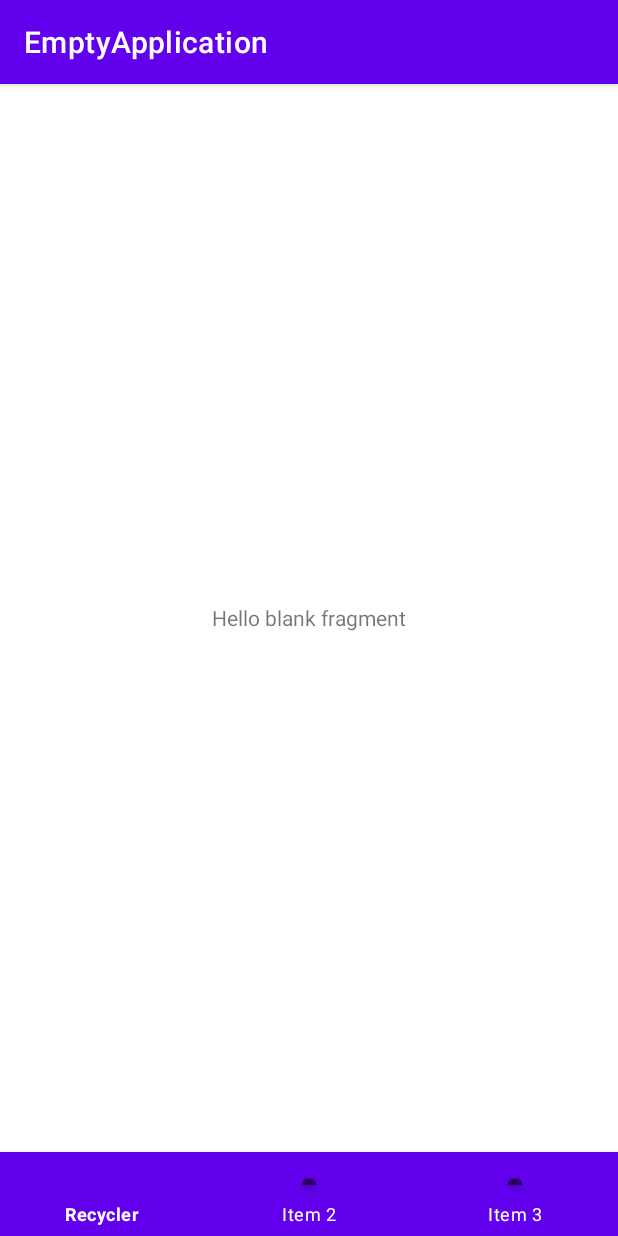
After one commit to alvarodaniel294/AndroidTraining, an Android app: the fragment SecondFragment placed in its activity, on a phone screen of 412 x 824 dp. The commit adds this screen. Run offline under Robolectric (Android 15) with nearby library versions, the phone set to English and light mode, and no system bars.

Commit message:
adding navigation

```diff
--- a/EmptyApplication/app/src/main/java/com/bootcamp/emptyapplication/MainActivity.kt
+++ b/EmptyApplication/app/src/main/java/com/bootcamp/emptyapplication/MainActivity.kt
@@ -3,13 +3,17 @@ package com.bootcamp.emptyapplication
 import androidx.appcompat.app.AppCompatActivity
 import android.os.Bundle
 import android.widget.Toast
+import androidx.fragment.app.Fragment
 import androidx.recyclerview.widget.LinearLayoutManager
 import com.bootcamp.emptyapplication.Adapter.TeamAdapter
 import com.bootcamp.emptyapplication.Interfaces.TeamListener
 import com.bootcamp.emptyapplication.Models.Team
 import com.bootcamp.emptyapplication.databinding.ActivityMainBinding
+import com.bootcamp.emptyapplication.fragments.RecycleFragment
+import com.bootcamp.emptyapplication.fragments.SecondFragment
+import com.bootcamp.emptyapplication.fragments.ThirdFragment
 
-class MainActivity : AppCompatActivity(), TeamListener {
+class MainActivity : AppCompatActivity() {
     lateinit var binding: ActivityMainBinding
 
     override fun onCreate(savedInstanceState: Bundle?) {
@@ -17,25 +21,23 @@ class MainActivity : AppCompatActivity(), TeamListener {
         binding = ActivityMainBinding.inflate(layoutInflater)
         setContentView(binding.root)
 
+        var recycleFragment = RecycleFragment()
+        var secondFragment = SecondFragment()
+        var thirdFragment = ThirdFragment()
 
-        val listofTeams = Team.listofTeams()
-        val recycler = binding.recycler
-        val adapter = TeamAdapter(listofTeams,this)
-        val layoutManager = LinearLayoutManager(this)
-
-        recycler.layoutManager = layoutManager
-        recycler.adapter = adapter
-
-        binding.swipeRefreshLayout.setOnRefreshListener {
-            Toast.makeText(this, "refreshing", Toast.LENGTH_SHORT).show()
+        binding.bottomNavigation.setOnNavigationItemSelectedListener {
+            when (it.itemId ) {
+                R.id.recyclerItem -> showFragment(recycleFragment)
+                R.id.secondItem -> showFragment(secondFragment)
+                R.id.thirdItem -> showFragment(thirdFragment)
+            }
+            true
         }
     }
 
-    override fun onDeleteTeamTap(team: Team) {
-
-    }
-
-    override fun onViewTeamDetailTap() {
-
-    }
+    private fun showFragment(fragment: Fragment) =
+        supportFragmentManager.beginTransaction().apply {
+            replace(R.id.frameLayoutWrapper,fragment)
+            commit()
+        }
 }
--- /dev/null
+++ b/EmptyApplication/app/src/main/java/com/bootcamp/emptyapplication/fragments/SecondFragment.kt
@@ -0,0 +1,24 @@
+package com.bootcamp.emptyapplication.fragments
+
+import android.os.Bundle
+import androidx.fragment.app.Fragment
+import android.view.LayoutInflater
+import android.view.View
+import android.view.ViewGroup
+import com.bootcamp.emptyapplication.R
+
+/**
+ * A simple [Fragment] subclass.
+ * Use the [SecondFragment.newInstance] factory method to
+ * create an instance of this fragment.
+ */
+class SecondFragment : Fragment() {
+
+    override fun onCreateView(
+        inflater: LayoutInflater, container: ViewGroup?,
+        savedInstanceState: Bundle?
+    ): View? {
+        // Inflate the layout for this fragment
+        return inflater.inflate(R.layout.fragment_second, container, false)
+    }
+}
--- /dev/null
+++ b/EmptyApplication/app/src/main/java/com/bootcamp/emptyapplication/fragments/ThirdFragment.kt
@@ -0,0 +1,26 @@
+package com.bootcamp.emptyapplication.fragments
+
+import android.os.Bundle
+import androidx.fragment.app.Fragment
+import android.view.LayoutInflater
+import android.view.View
+import android.view.ViewGroup
+import com.bootcamp.emptyapplication.R
+
+
+/**
+ * A simple [Fragment] subclass.
+ * Use the [ThirdFragment.newInstance] factory method to
+ * create an instance of this fragment.
+ */
+class ThirdFragment : Fragment() {
+
+    override fun onCreateView(
+        inflater: LayoutInflater, container: ViewGroup?,
+        savedInstanceState: Bundle?
+    ): View? {
+        // Inflate the layout for this fragment
+        return inflater.inflate(R.layout.fragment_third, container, false)
+    }
+
+}
--- a/EmptyApplication/app/src/main/res/layout/activity_main.xml
+++ b/EmptyApplication/app/src/main/res/layout/activity_main.xml
@@ -5,26 +5,19 @@
     android:layout_width="match_parent"
     android:layout_height="match_parent"
     tools:context=".MainActivity">
-    <androidx.swiperefreshlayout.widget.SwipeRefreshLayout
-        android:id="@+id/swipeRefreshLayout"
+    <FrameLayout
+        android:id="@+id/frameLayoutWrapper"
         android:layout_width="match_parent"
-        android:layout_height="match_parent" >
-        <androidx.recyclerview.widget.RecyclerView
-            android:id="@+id/recycler"
-            android:layout_width="match_parent"
-            android:layout_height="match_parent">
-
-        </androidx.recyclerview.widget.RecyclerView>
-    </androidx.swiperefreshlayout.widget.SwipeRefreshLayout>
-
+        android:layout_height="match_parent"
+        android:layout_above="@+id/bottomNavigation">
+    </FrameLayout>
     <com.google.android.material.bottomnavigation.BottomNavigationView
-
+        android:id="@+id/bottomNavigation"
         android:layout_width="match_parent"
         android:layout_height="wrap_content"
         android:layout_alignParentBottom="true"
         app:itemBackground="@color/design_default_color_primary"
         app:itemTextColor="#fff"
-
         app:menu="@menu/nav_menu"
         ></com.google.android.material.bottomnavigation.BottomNavigationView>
 </RelativeLayout>
--- /dev/null
+++ b/EmptyApplication/app/src/main/res/layout/fragment_second.xml
@@ -0,0 +1,20 @@
+<?xml version="1.0" encoding="utf-8"?>
+<FrameLayout xmlns:android="http://schemas.android.com/apk/res/android"
+    xmlns:tools="http://schemas.android.com/tools"
+    android:layout_width="match_parent"
+    android:layout_height="match_parent"
+    tools:context=".fragments.SecondFragment">
+
+    <!-- TODO: Update blank fragment layout -->
+
+    <RelativeLayout
+        android:layout_width="match_parent"
+        android:layout_height="match_parent">
+        <TextView
+            android:layout_width="wrap_content"
+            android:layout_height="wrap_content"
+            android:layout_centerInParent="true"
+            android:text="@string/hello_blank_fragment" />
+
+    </RelativeLayout>
+</FrameLayout>
--- a/EmptyApplication/app/src/main/res/menu/nav_menu.xml
+++ b/EmptyApplication/app/src/main/res/menu/nav_menu.xml
@@ -1,7 +1,16 @@
 <?xml version="1.0" encoding="utf-8"?>
 <menu xmlns:android="http://schemas.android.com/apk/res/android">
-
-    <item android:title="Recycler" />
-    <item android:title="Item 2" />
-    <item android:title="Item 3" />
+    <item
+        android:id="@+id/recyclerItem"
+        android:icon="@drawable/ic_launcher_foreground"
+        android:title="Recycler"
+        />
+    <item
+        android:id="@+id/secondItem"
+        android:icon="@drawable/ic_launcher_foreground"
+        android:title="Item 2" />
+    <item
+        android:id="@+id/thirdItem"
+        android:icon="@drawable/ic_launcher_foreground"
+        android:title="Item 3" />
 </menu>
--- a/EmptyApplication/app/src/main/res/values/strings.xml
+++ b/EmptyApplication/app/src/main/res/values/strings.xml
@@ -1,3 +1,5 @@
 <resources>
     <string name="app_name">EmptyApplication</string>
+    <!-- TODO: Remove or change this placeholder text -->
+    <string name="hello_blank_fragment">Hello blank fragment</string>
 </resources>
```
Also changed, not shown: EmptyApplication/app/src/main/java/com/bootcamp/emptyapplication/fragments/RecycleFragment.kt (added, +88 -0 lines), EmptyApplication/app/src/main/res/layout/fragment_recycle.xml (added, +21 -0 lines), EmptyApplication/app/src/main/res/layout/fragment_third.xml (added, +14 -0 lines).
